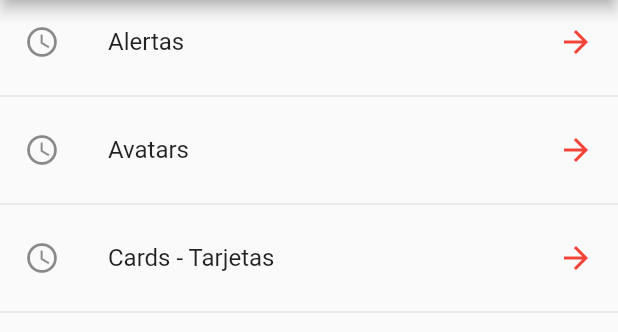
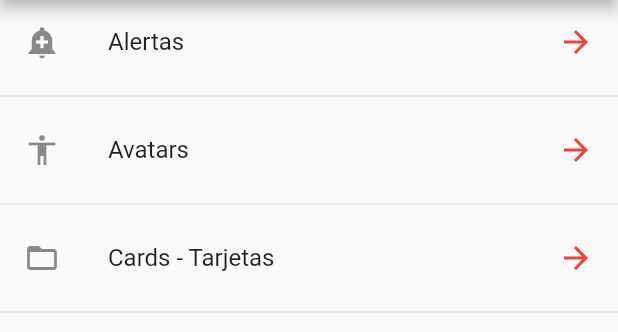
Before and after one commit to JHORJE18/Flutter_Componentes, a Flutter app: the screen it shows after launch, on a phone screen of 412 x 824 dp, the part 84-416 px from its top. Run offline on Flutter 3.47's test engine with Material 2 defaults, Android fonts, the phone set to English and light mode, and no system bars.

Commit message:
Get icons from text

```diff
--- a/lib/src/pages/home_page.dart
+++ b/lib/src/pages/home_page.dart
@@ -1,4 +1,5 @@
 import 'package:componentes/src/providers/menu_provider.dart';
+import 'package:componentes/src/utils/icono_string_util.dart';
 import 'package:flutter/material.dart';
 
 class HomePage extends StatelessWidget {
@@ -29,7 +30,7 @@ class HomePage extends StatelessWidget {
     data.forEach((element) {
       final widgetTemp = ListTile(
         title: Text(element['texto']),
-        leading: Icon(Icons.access_time),
+        leading: getIcon(element['icon']),
         trailing: Icon(Icons.arrow_forward, color: Colors.red),
         onTap: () {},
       );
--- /dev/null
+++ b/lib/src/utils/icono_string_util.dart
@@ -0,0 +1,11 @@
+import 'package:flutter/material.dart';
+
+final _icons = <String, IconData>{
+  'add_alert': Icons.add_alert,
+  'accessibility': Icons.accessibility,
+  'folder_open': Icons.folder_open
+};
+
+Icon getIcon(String nombreIcono) {
+  return Icon(_icons[nombreIcono]);
+}
```
